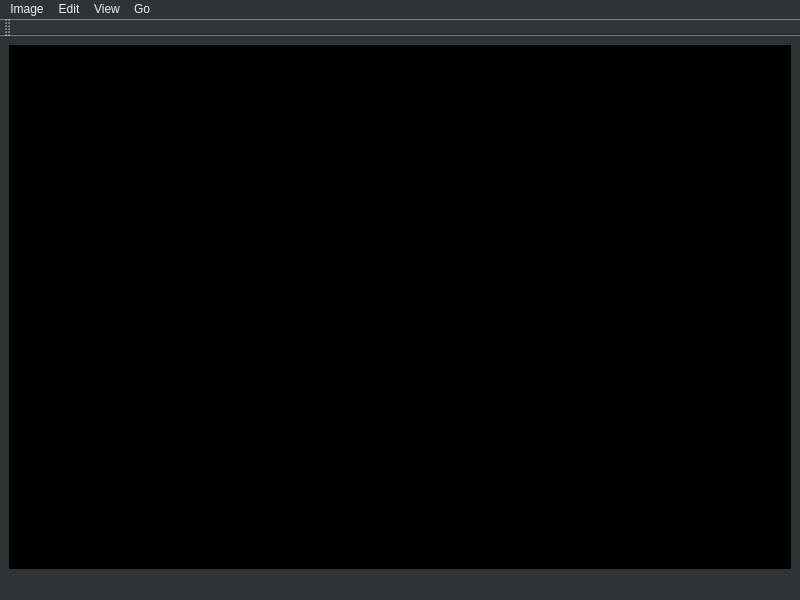
Above: mainwindow.ui from Mithil467/Coreavor before the change. Below: the same form after it.
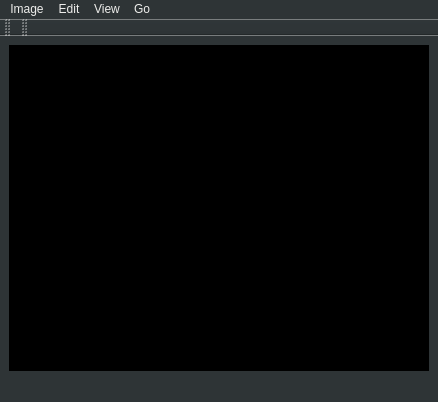
That is the form after the change.

Commit message: Add status message for loaded image

The edit to the form file:
```diff
--- a/mainwindow.ui
+++ b/mainwindow.ui
@@ -6,8 +6,8 @@
    <rect>
     <x>0</x>
     <y>0</y>
-    <width>800</width>
-    <height>600</height>
+    <width>438</width>
+    <height>402</height>
    </rect>
   </property>
   <property name="windowTitle">
@@ -39,7 +39,7 @@
     <rect>
      <x>0</x>
      <y>0</y>
-     <width>800</width>
+     <width>438</width>
      <height>22</height>
     </rect>
    </property>
@@ -93,6 +93,17 @@
     <bool>false</bool>
    </attribute>
   </widget>
+  <widget class="QToolBar" name="toolBar_2">
+   <property name="windowTitle">
+    <string>toolBar_2</string>
+   </property>
+   <attribute name="toolBarArea">
+    <enum>TopToolBarArea</enum>
+   </attribute>
+   <attribute name="toolBarBreak">
+    <bool>false</bool>
+   </attribute>
+  </widget>
   <action name="actionOpen">
    <property name="text">
     <string>Open</string>
```
The commit also changes 1 other file.
